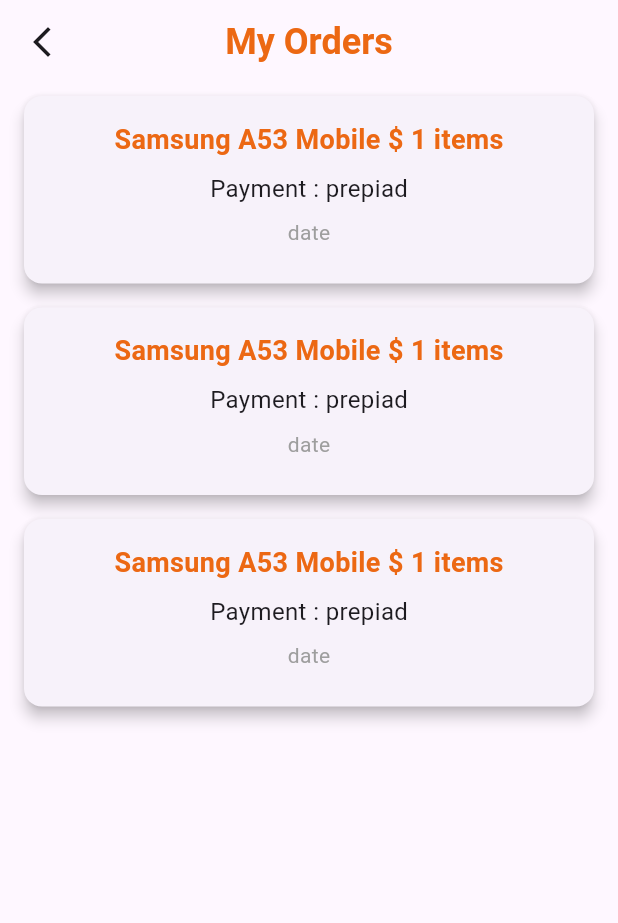
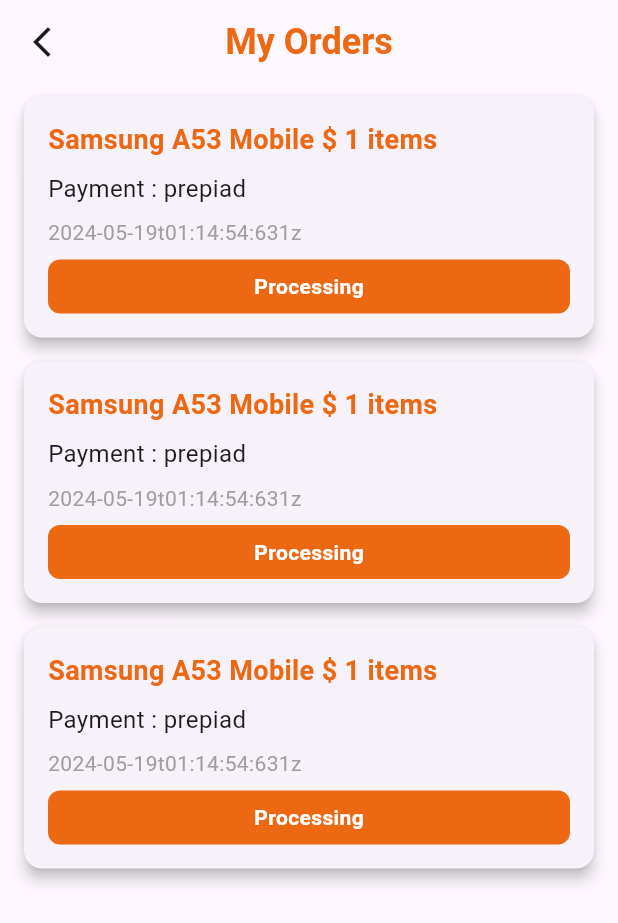
Before and after one commit to mo7ammed-hassan/online_store_client, a Flutter app: the OrderView screen opened directly, on a phone screen of 412 x 824 dp. Shown: the top 923 px of the screen. Run offline on Flutter 3.47's test engine with Material 3 defaults, Android fonts, the phone set to English and light mode, and no system bars; our stand-ins replace bottom_navy_bar, dropdown_button2, flutter_login, flutter_rating_bar, font_awesome_flutter, smooth_page_indicator.

Commit message:
add processing btn in order screen

```diff
--- a/lib/features/order/presentation/views/widgets/order_card.dart
+++ b/lib/features/order/presentation/views/widgets/order_card.dart
@@ -14,9 +14,10 @@
       ),
       child: Container(
         padding: const EdgeInsets.all(16),
-        child: const Column(
+        child: Column(
+          crossAxisAlignment: CrossAxisAlignment.start,
           children: [
-            Text(
+            const Text(
               r'Samsung A53 Mobile $ 1 items',
               style: TextStyle(
                 fontSize: 18,
@@ -24,17 +25,40 @@
                 color: AppColor.darkOrange,
               ),
             ),
-             SizedBox(height: 8),
-            Text(
+            const SizedBox(height: 8),
+            const Text(
               'Payment : prepiad',
               style: TextStyle(fontSize: 16),
             ),
-             SizedBox(height: 8),
-             Text(
-                'date',
-                style:  TextStyle(fontSize: 14, color: Colors.grey),
-              ),
-               SizedBox(height: 8),
+            const SizedBox(height: 8),
+            const Text(
+              '2024-05-19t01:14:54:631z',
+              style: TextStyle(fontSize: 14, color: Colors.grey),
+            ),
+            const SizedBox(height: 8),
+            Row(
+              mainAxisAlignment: MainAxisAlignment.spaceBetween,
+              children: [
+                Expanded(
+                  child: Container(
+                    padding: const EdgeInsets.symmetric(vertical: 8),
+                    decoration: BoxDecoration(
+                      color: AppColor.darkOrange,
+                      borderRadius: BorderRadius.circular(8),
+                    ),
+                    child: const Center(
+                      child: Text(
+                        'Processing',
+                        style: TextStyle(
+                          color: Colors.white,
+                          fontWeight: FontWeight.bold,
+                        ),
+                      ),
+                    ),
+                  ),
+                ),
+              ],
+            ),
           ],
         ),
       ),
```
